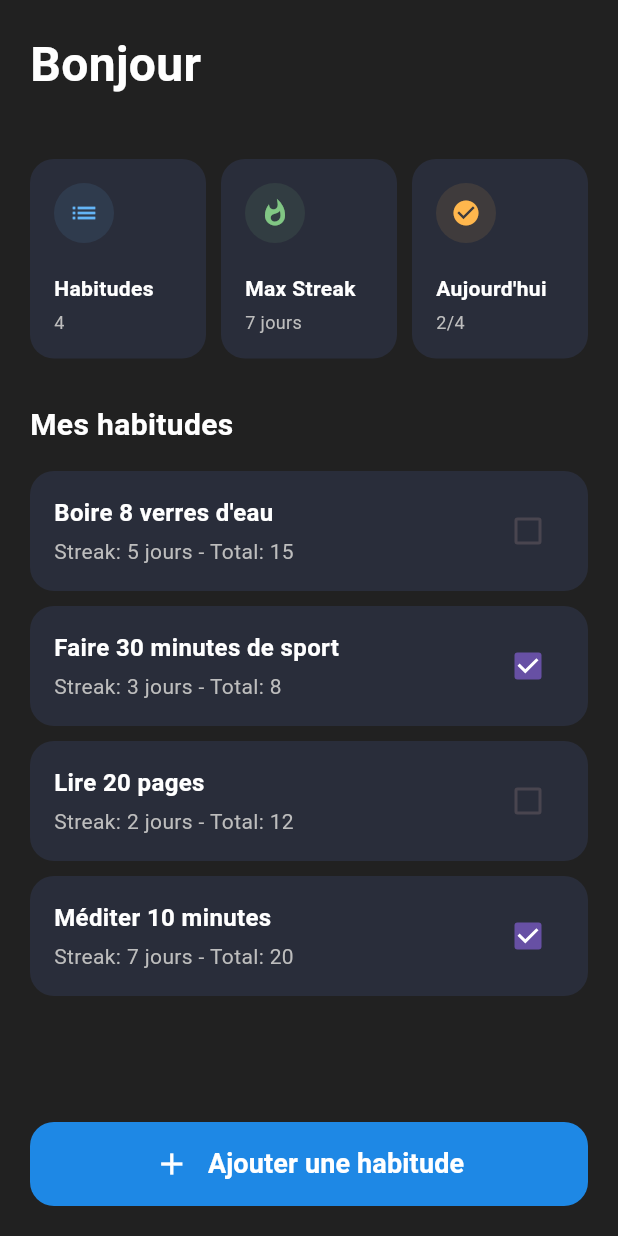
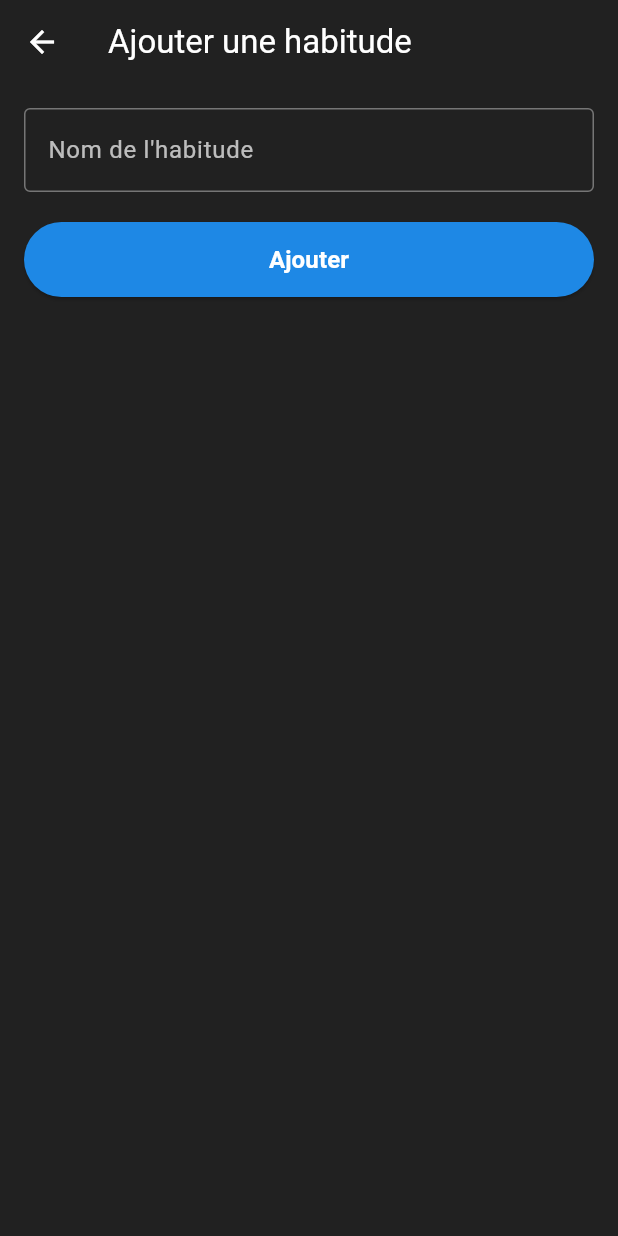
Before and after one commit to Maxime041/HabiTrack, a Flutter app: the screen it shows after launch, after a tap on "Ajouter une habitude", on a phone screen of 412 x 824 dp. Run offline on Flutter 3.47's test engine with Material 3 defaults, Android fonts, the phone set to English and light mode, and no system bars.

Commit message:
add page ajouter habit

```diff
--- a/lib/main.dart
+++ b/lib/main.dart
@@ -11,7 +11,7 @@ class MyApp extends StatelessWidget {
   @override
   Widget build(BuildContext context) {
     return MaterialApp(
-      title: 'Flutter Demo',
+      title: 'HabitTrack',
       home: MyHomePage(),
       debugShowCheckedModeBanner: false,
     );
--- a/lib/pages/add_habit_page.dart
+++ b/lib/pages/add_habit_page.dart
@@ -0,0 +1,65 @@
+import 'package:flutter/material.dart';
+
+class AddHabitPage extends StatelessWidget {
+  final Function(String) onAddHabit;
+
+  AddHabitPage({required this.onAddHabit});
+
+  TextEditingController habitController = TextEditingController();
+
+  @override
+  Widget build(BuildContext context) {
+    return Scaffold(
+      backgroundColor: Colors.grey[900],
+      appBar: AppBar(
+        backgroundColor: Colors.grey[900],
+        title: Text(
+          'Ajouter une habitude',
+          style: TextStyle(color: Colors.white),
+        ),
+        iconTheme: IconThemeData(color: Colors.white),
+      ),
+      body: SafeArea(
+        child: Padding(
+          padding: EdgeInsets.all(16.0),
+          child: Column(
+            children: [
+              TextField(
+                controller: habitController,
+                style: TextStyle(color: Colors.white),
+                decoration: InputDecoration(
+                  labelText: 'Nom de l\'habitude',
+                  labelStyle: TextStyle(color: Colors.white70),
+                  enabledBorder: OutlineInputBorder(
+                    borderSide: BorderSide(color: Colors.white38),
+                  ),
+                  focusedBorder: OutlineInputBorder(
+                    borderSide: BorderSide(color: Colors.white),
+                  ),
+                ),
+              ),
+              SizedBox(height: 20),
+              ElevatedButton(
+                onPressed: () {
+                  if (habitController.text.isNotEmpty) {
+                    onAddHabit(habitController.text);
+                    Navigator.pop(context);
+                  }
+                },
+                style: ElevatedButton.styleFrom(
+                  backgroundColor: Colors.blue[600],
+                  foregroundColor: Colors.white,
+                  minimumSize: Size(double.infinity, 50),
+                ),
+                child: Text(
+                  'Ajouter',
+                  style: TextStyle(fontSize: 16, fontWeight: FontWeight.w600),
+                ),
+              ),
+            ],
+          ),
+        ),
+      ),
+    );
+  }
+}
--- a/lib/pages/home_page.dart
+++ b/lib/pages/home_page.dart
@@ -1,5 +1,6 @@
 import 'package:flutter/material.dart';
 import 'package:habitrack/model/habit.dart';
+import 'package:habitrack/pages/add_habit_page.dart';
 
 class MyHomePage extends StatefulWidget {
   const MyHomePage({super.key});
@@ -61,6 +62,15 @@ class _MyHomePageState extends State<MyHomePage> {
       }
     }
     return completed;
+  }
+
+  void addHabit(String habitName) {
+    setState(() {
+      habits.add(Habit(
+        name: habitName,
+        lastCompleted: DateTime.now(),
+      ));
+    });
   }
 
   @override
@@ -285,7 +295,13 @@ class _MyHomePageState extends State<MyHomePage> {
                 width: double.infinity,
                 height: 56,
                 child: ElevatedButton(
-                  onPressed: () {},
+                  onPressed: () {
+                    Navigator.push(context, MaterialPageRoute(
+                      builder: (context) => AddHabitPage(
+                        onAddHabit: addHabit,
+                      ),
+                    ));
+                  },
                   style: ElevatedButton.styleFrom(
                     backgroundColor: Colors.blue[600],
                     shape: RoundedRectangleBorder(
```
